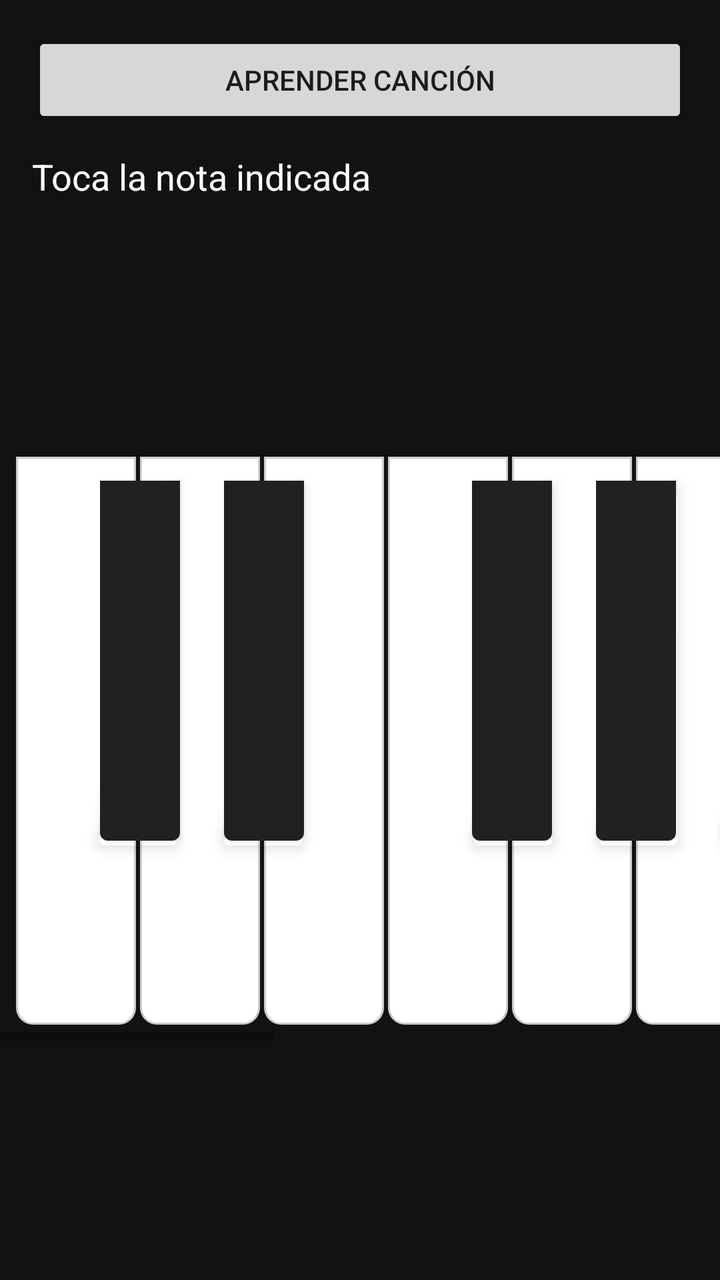
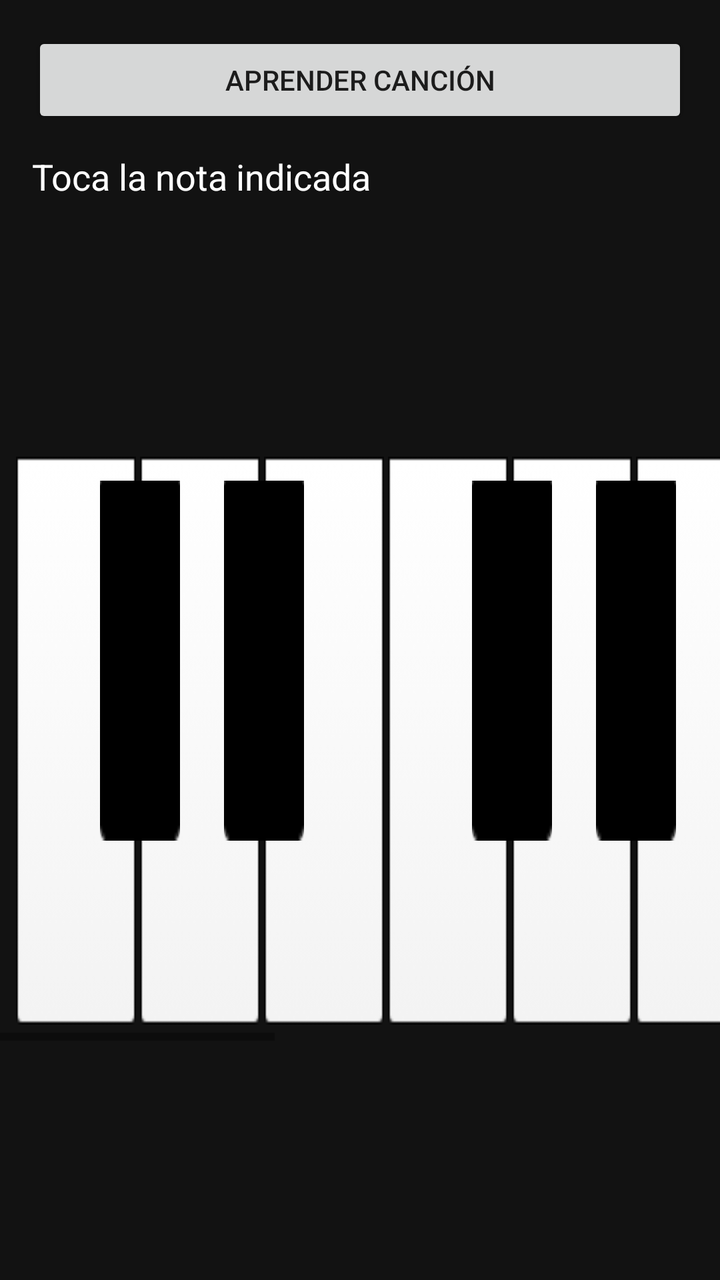

An Android layout rendered at two revisions. The XML below is the earlier revision; the diff shows what the commit changed to produce the second picture.
<!-- AndroidManifest.xml: application theme Theme.Piano_AndroidStudio -->
<!-- res/layout/activity_main.xml -->
<?xml version="1.0" encoding="utf-8"?>
<androidx.constraintlayout.widget.ConstraintLayout xmlns:android="http://schemas.android.com/apk/res/android"
    xmlns:app="http://schemas.android.com/apk/res-auto"
    xmlns:tools="http://schemas.android.com/tools"
    android:layout_width="match_parent"
    android:layout_height="match_parent"
    android:background="#121212"
    tools:context=".MainActivity">

    <LinearLayout
        android:id="@+id/song_controls"
        android:layout_width="0dp"
        android:layout_height="wrap_content"
        android:orientation="vertical"
        android:paddingStart="16dp"
        android:paddingEnd="16dp"
        android:layout_marginTop="16dp"
        app:layout_constraintTop_toTopOf="parent"
        app:layout_constraintStart_toStartOf="parent"
        app:layout_constraintEnd_toEndOf="parent">

        <Button
            android:id="@+id/btn_start_song"
            android:layout_width="match_parent"
            android:layout_height="wrap_content"
            android:text="Aprender canción" />

        <TextView
            android:id="@+id/song_status"
            android:layout_width="match_parent"
            android:layout_height="wrap_content"
            android:layout_marginTop="12dp"
            android:text="Toca la nota indicada"
            android:textColor="#FFFFFF"
            android:textSize="18sp" />
    </LinearLayout>

    <HorizontalScrollView
        android:layout_width="match_parent"
        android:layout_height="300dp"
        android:fillViewport="true"
        app:layout_constraintStart_toStartOf="parent"
        app:layout_constraintEnd_toEndOf="parent"
        app:layout_constraintBottom_toBottomOf="parent"
        app:layout_constraintTop_toBottomOf="@id/song_controls">

        <FrameLayout
            android:layout_width="wrap_content"
            android:layout_height="300dp"
            android:padding="8dp">

            <LinearLayout
                android:layout_width="wrap_content"
                android:layout_height="match_parent"
                android:orientation="horizontal">

                <View android:id="@+id/key_c2" android:layout_width="60dp" android:layout_height="match_parent" android:background="@drawable/key_white_selector" />
                <View android:id="@+id/key_d2" android:layout_width="60dp" android:layout_height="match_parent" android:layout_marginStart="2dp" android:background="@drawable/key_white_selector" />
                <View android:id="@+id/key_e2" android:layout_width="60dp" android:layout_height="match_parent" android:layout_marginStart="2dp" android:background="@drawable/key_white_selector" />
                <View android:id="@+id/key_f2" android:layout_width="60dp" android:layout_height="match_parent" android:layout_marginStart="2dp" android:background="@drawable/key_white_selector" />
                <View android:id="@+id/key_g2" android:layout_width="60dp" android:layout_height="match_parent" android:layout_marginStart="2dp" android:background="@drawable/key_white_selector" />
                <View android:id="@+id/key_a2" android:layout_width="60dp" android:layout_height="match_parent" android:layout_marginStart="2dp" android:background="@drawable/key_white_selector" />
                <View android:id="@+id/key_b2" android:layout_width="60dp" android:layout_height="match_parent" android:layout_marginStart="2dp" android:background="@drawable/key_white_selector" />
                <View android:id="@+id/key_c3" android:layout_width="60dp" android:layout_height="match_parent" android:layout_marginStart="2dp" android:background="@drawable/key_white_selector" />
                <View android:id="@+id/key_d3" android:layout_width="60dp" android:layout_height="match_parent" android:layout_marginStart="2dp" android:background="@drawable/key_white_selector" />
                <View android:id="@+id/key_e3" android:layout_width="60dp" android:layout_height="match_parent" android:layout_marginStart="2dp" android:background="@drawable/key_white_selector" />
                <View android:id="@+id/key_f3" android:layout_width="60dp" android:layout_height="match_parent" android:layout_marginStart="2dp" android:background="@drawable/key_white_selector" />
                <View android:id="@+id/key_g3" android:layout_width="60dp" android:layout_height="match_parent" android:layout_marginStart="2dp" android:background="@drawable/key_white_selector" />
                <View android:id="@+id/key_a3" android:layout_width="60dp" android:layout_height="match_parent" android:layout_marginStart="2dp" android:background="@drawable/key_white_selector" />
                <View android:id="@+id/key_b3" android:layout_width="60dp" android:layout_height="match_parent" android:layout_marginStart="2dp" android:background="@drawable/key_white_selector" />
                <View android:id="@+id/key_c4" android:layout_width="60dp" android:layout_height="match_parent" android:layout_marginStart="2dp" android:background="@drawable/key_white_selector" />
            </LinearLayout>

            <View
                android:id="@+id/key_db2"
                android:layout_width="40dp"
                android:layout_height="180dp"
                android:layout_marginTop="12dp"
                android:layout_marginStart="42dp"
                android:background="@drawable/key_black_selector"
                android:elevation="4dp" />

            <View
                android:id="@+id/key_eb2"
                android:layout_width="40dp"
                android:layout_height="180dp"
                android:layout_marginTop="12dp"
                android:layout_marginStart="104dp"
                android:background="@drawable/key_black_selector"
                android:elevation="4dp" />

            <View
                android:id="@+id/key_gb2"
                android:layout_width="40dp"
                android:layout_height="180dp"
                android:layout_marginTop="12dp"
                android:layout_marginStart="228dp"
                android:background="@drawable/key_black_selector"
                android:elevation="4dp" />

            <View
                android:id="@+id/key_ab2"
                android:layout_width="40dp"
                android:layout_height="180dp"
                android:layout_marginTop="12dp"
                android:layout_marginStart="290dp"
                android:background="@drawable/key_black_selector"
                android:elevation="4dp" />

            <View
                android:id="@+id/key_bb2"
                android:layout_width="40dp"
                android:layout_height="180dp"
                android:layout_marginTop="12dp"
                android:layout_marginStart="352dp"
                android:background="@drawable/key_black_selector"
                android:elevation="4dp" />

            <View
                android:id="@+id/key_db3"
                android:layout_width="40dp"
                android:layout_height="180dp"
                android:layout_marginTop="12dp"
                android:layout_marginStart="476dp"
                android:background="@drawable/key_black_selector"
                android:elevation="4dp" />

            <View
                android:id="@+id/key_eb3"
                android:layout_width="40dp"
                android:layout_height="180dp"
                android:layout_marginTop="12dp"
                android:layout_marginStart="538dp"
                android:background="@drawable/key_black_selector"
                android:elevation="4dp" />

            <View
                android:id="@+id/key_gb3"
                android:layout_width="40dp"
                android:layout_height="180dp"
                android:layout_marginTop="12dp"
                android:layout_marginStart="662dp"
                android:background="@drawable/key_black_selector"
                android:elevation="4dp" />

            <View
                android:id="@+id/key_ab3"
                android:layout_width="40dp"
                android:layout_height="180dp"
                android:layout_marginTop="12dp"
                android:layout_marginStart="724dp"
                android:background="@drawable/key_black_selector"
                android:elevation="4dp" />

            <View
                android:id="@+id/key_bb3"
                android:layout_width="40dp"
                android:layout_height="180dp"
                android:layout_marginTop="12dp"
                android:layout_marginStart="786dp"
                android:background="@drawable/key_black_selector"
                android:elevation="4dp" />

        </FrameLayout>
    </HorizontalScrollView>

</androidx.constraintlayout.widget.ConstraintLayout>
<!-- resources referenced by this layout -->
<resources>
  <!-- drawable key_black_selector (drawable) -->
  <?xml version="1.0" encoding="utf-8"?>
  <selector xmlns:android="http://schemas.android.com/apk/res/android">
      <item android:drawable="@drawable/black_key_highlighted" android:state_selected="true" />
      <item android:drawable="@drawable/black_key_pressed" android:state_pressed="true" />
      <item android:drawable="@drawable/black_key" />
  </selector>
  <!-- drawable key_white_selector (drawable) -->
  <?xml version="1.0" encoding="utf-8"?>
  <selector xmlns:android="http://schemas.android.com/apk/res/android">
      <item android:drawable="@drawable/white_key_highlighted" android:state_selected="true" />
      <item android:drawable="@drawable/white_key_pressed" android:state_pressed="true" />
      <item android:drawable="@drawable/white_key" />
  </selector>
  <style name="Theme.Piano_AndroidStudio" parent="Theme.MaterialComponents.DayNight.DarkActionBar">
          
          <item name="colorPrimary">@color/purple_500</item>
          <item name="colorPrimaryVariant">@color/purple_700</item>
          <item name="colorOnPrimary">@color/white</item>
          
          <item name="colorSecondary">@color/teal_200</item>
          <item name="colorSecondaryVariant">@color/teal_700</item>
          <item name="colorOnSecondary">@color/black</item>
          
          <item name="android:statusBarColor">?attr/colorPrimaryVariant</item>
          
      </style>
  <!-- drawable black_key_highlighted (drawable) -->
  <?xml version="1.0" encoding="utf-8"?>
  <shape xmlns:android="http://schemas.android.com/apk/res/android"
      android:shape="rectangle">
      <solid android:color="#FFC107" />
      <corners
          android:bottomLeftRadius="4dp"
          android:bottomRightRadius="4dp" />
  </shape>
  <!-- drawable black_key_pressed (drawable) -->
  <?xml version="1.0" encoding="utf-8"?>
  <shape xmlns:android="http://schemas.android.com/apk/res/android"
      android:shape="rectangle">
      <solid android:color="#424242" />
      <corners
          android:bottomLeftRadius="4dp"
          android:bottomRightRadius="4dp" />
  </shape>
  <!-- drawable black_key (drawable) -->
  <?xml version="1.0" encoding="utf-8"?>
  <shape xmlns:android="http://schemas.android.com/apk/res/android"
      android:shape="rectangle">
      <solid android:color="#212121" />
      <corners
          android:bottomLeftRadius="4dp"
          android:bottomRightRadius="4dp" />
  </shape>
  <!-- drawable white_key_highlighted (drawable) -->
  <?xml version="1.0" encoding="utf-8"?>
  <shape xmlns:android="http://schemas.android.com/apk/res/android"
      android:shape="rectangle">
      <solid android:color="#FFF9C4" />
      <stroke
          android:width="1dp"
          android:color="#FBC02D" />
      <corners
          android:bottomLeftRadius="8dp"
          android:bottomRightRadius="8dp" />
  </shape>
  <!-- drawable white_key_pressed (drawable) -->
  <?xml version="1.0" encoding="utf-8"?>
  <shape xmlns:android="http://schemas.android.com/apk/res/android"
      android:shape="rectangle">
      <solid android:color="#E0E0E0" />
      <stroke
          android:width="1dp"
          android:color="#CCCCCC" />
      <corners
          android:bottomLeftRadius="8dp"
          android:bottomRightRadius="8dp" />
  </shape>
  <!-- drawable white_key (drawable) -->
  <?xml version="1.0" encoding="utf-8"?>
  <shape xmlns:android="http://schemas.android.com/apk/res/android"
      android:shape="rectangle">
      <solid android:color="#FFFFFF" />
      <stroke
          android:width="1dp"
          android:color="#CCCCCC" />
      <corners
          android:bottomLeftRadius="8dp"
          android:bottomRightRadius="8dp" />
  </shape>
  <color name="purple_500">#FF6200EE</color>
  <color name="purple_700">#FF3700B3</color>
  <color name="white">#FFFFFFFF</color>
  <color name="teal_200">#FF03DAC5</color>
  <color name="teal_700">#FF018786</color>
  <color name="black">#FF000000</color>
</resources>

<!-- the commit's change to res/layout/activity_main.xml (unified diff, before → after) -->
@@ -54,24 +54,24 @@
                 android:layout_height="match_parent"
                 android:orientation="horizontal">
 
-                <View android:id="@+id/key_c2" android:layout_width="60dp" android:layout_height="match_parent" android:background="@drawable/key_white_selector" />
-                <View android:id="@+id/key_d2" android:layout_width="60dp" android:layout_height="match_parent" android:layout_marginStart="2dp" android:background="@drawable/key_white_selector" />
-                <View android:id="@+id/key_e2" android:layout_width="60dp" android:layout_height="match_parent" android:layout_marginStart="2dp" android:background="@drawable/key_white_selector" />
-                <View android:id="@+id/key_f2" android:layout_width="60dp" android:layout_height="match_parent" android:layout_marginStart="2dp" android:background="@drawable/key_white_selector" />
-                <View android:id="@+id/key_g2" android:layout_width="60dp" android:layout_height="match_parent" android:layout_marginStart="2dp" android:background="@drawable/key_white_selector" />
-                <View android:id="@+id/key_a2" android:layout_width="60dp" android:layout_height="match_parent" android:layout_marginStart="2dp" android:background="@drawable/key_white_selector" />
-                <View android:id="@+id/key_b2" android:layout_width="60dp" android:layout_height="match_parent" android:layout_marginStart="2dp" android:background="@drawable/key_white_selector" />
-                <View android:id="@+id/key_c3" android:layout_width="60dp" android:layout_height="match_parent" android:layout_marginStart="2dp" android:background="@drawable/key_white_selector" />
-                <View android:id="@+id/key_d3" android:layout_width="60dp" android:layout_height="match_parent" android:layout_marginStart="2dp" android:background="@drawable/key_white_selector" />
-                <View android:id="@+id/key_e3" android:layout_width="60dp" android:layout_height="match_parent" android:layout_marginStart="2dp" android:background="@drawable/key_white_selector" />
-                <View android:id="@+id/key_f3" android:layout_width="60dp" android:layout_height="match_parent" android:layout_marginStart="2dp" android:background="@drawable/key_white_selector" />
-                <View android:id="@+id/key_g3" android:layout_width="60dp" android:layout_height="match_parent" android:layout_marginStart="2dp" android:background="@drawable/key_white_selector" />
-                <View android:id="@+id/key_a3" android:layout_width="60dp" android:layout_height="match_parent" android:layout_marginStart="2dp" android:background="@drawable/key_white_selector" />
-                <View android:id="@+id/key_b3" android:layout_width="60dp" android:layout_height="match_parent" android:layout_marginStart="2dp" android:background="@drawable/key_white_selector" />
-                <View android:id="@+id/key_c4" android:layout_width="60dp" android:layout_height="match_parent" android:layout_marginStart="2dp" android:background="@drawable/key_white_selector" />
+                <ImageButton android:padding="0dp" android:scaleType="fitXY" android:id="@+id/key_c2" android:layout_width="60dp" android:layout_height="match_parent" android:background="@drawable/key_white_selector" />
+                <ImageButton android:padding="0dp" android:scaleType="fitXY" android:id="@+id/key_d2" android:layout_width="60dp" android:layout_height="match_parent" android:layout_marginStart="2dp" android:background="@drawable/key_white_selector" />
+                <ImageButton android:padding="0dp" android:scaleType="fitXY" android:id="@+id/key_e2" android:layout_width="60dp" android:layout_height="match_parent" android:layout_marginStart="2dp" android:background="@drawable/key_white_selector" />
+                <ImageButton android:padding="0dp" android:scaleType="fitXY" android:id="@+id/key_f2" android:layout_width="60dp" android:layout_height="match_parent" android:layout_marginStart="2dp" android:background="@drawable/key_white_selector" />
+                <ImageButton android:padding="0dp" android:scaleType="fitXY" android:id="@+id/key_g2" android:layout_width="60dp" android:layout_height="match_parent" android:layout_marginStart="2dp" android:background="@drawable/key_white_selector" />
+                <ImageButton android:padding="0dp" android:scaleType="fitXY" android:id="@+id/key_a2" android:layout_width="60dp" android:layout_height="match_parent" android:layout_marginStart="2dp" android:background="@drawable/key_white_selector" />
+                <ImageButton android:padding="0dp" android:scaleType="fitXY" android:id="@+id/key_b2" android:layout_width="60dp" android:layout_height="match_parent" android:layout_marginStart="2dp" android:background="@drawable/key_white_selector" />
+                <ImageButton android:padding="0dp" android:scaleType="fitXY" android:id="@+id/key_c3" android:layout_width="60dp" android:layout_height="match_parent" android:layout_marginStart="2dp" android:background="@drawable/key_white_selector" />
+                <ImageButton android:padding="0dp" android:scaleType="fitXY" android:id="@+id/key_d3" android:layout_width="60dp" android:layout_height="match_parent" android:layout_marginStart="2dp" android:background="@drawable/key_white_selector" />
+                <ImageButton android:padding="0dp" android:scaleType="fitXY" android:id="@+id/key_e3" android:layout_width="60dp" android:layout_height="match_parent" android:layout_marginStart="2dp" android:background="@drawable/key_white_selector" />
+                <ImageButton android:padding="0dp" android:scaleType="fitXY" android:id="@+id/key_f3" android:layout_width="60dp" android:layout_height="match_parent" android:layout_marginStart="2dp" android:background="@drawable/key_white_selector" />
+                <ImageButton android:padding="0dp" android:scaleType="fitXY" android:id="@+id/key_g3" android:layout_width="60dp" android:layout_height="match_parent" android:layout_marginStart="2dp" android:background="@drawable/key_white_selector" />
+                <ImageButton android:padding="0dp" android:scaleType="fitXY" android:id="@+id/key_a3" android:layout_width="60dp" android:layout_height="match_parent" android:layout_marginStart="2dp" android:background="@drawable/key_white_selector" />
+                <ImageButton android:padding="0dp" android:scaleType="fitXY" android:id="@+id/key_b3" android:layout_width="60dp" android:layout_height="match_parent" android:layout_marginStart="2dp" android:background="@drawable/key_white_selector" />
+                <ImageButton android:padding="0dp" android:scaleType="fitXY" android:id="@+id/key_c4" android:layout_width="60dp" android:layout_height="match_parent" android:layout_marginStart="2dp" android:background="@drawable/key_white_selector" />
             </LinearLayout>
 
-            <View
+            <ImageButton android:padding="0dp" android:scaleType="fitXY"
                 android:id="@+id/key_db2"
                 android:layout_width="40dp"
                 android:layout_height="180dp"
@@ -80,7 +80,7 @@
                 android:background="@drawable/key_black_selector"
                 android:elevation="4dp" />
 
-            <View
+            <ImageButton android:padding="0dp" android:scaleType="fitXY"
                 android:id="@+id/key_eb2"
                 android:layout_width="40dp"
                 android:layout_height="180dp"
@@ -89,7 +89,7 @@
                 android:background="@drawable/key_black_selector"
                 android:elevation="4dp" />
 
-            <View
+            <ImageButton android:padding="0dp" android:scaleType="fitXY"
                 android:id="@+id/key_gb2"
                 android:layout_width="40dp"
                 android:layout_height="180dp"
@@ -98,7 +98,7 @@
                 android:background="@drawable/key_black_selector"
                 android:elevation="4dp" />
 
-            <View
+            <ImageButton android:padding="0dp" android:scaleType="fitXY"
                 android:id="@+id/key_ab2"
                 android:layout_width="40dp"
                 android:layout_height="180dp"
@@ -107,7 +107,7 @@
                 android:background="@drawable/key_black_selector"
                 android:elevation="4dp" />
 
-            <View
+            <ImageButton android:padding="0dp" android:scaleType="fitXY"
                 android:id="@+id/key_bb2"
                 android:layout_width="40dp"
                 android:layout_height="180dp"
@@ -116,7 +116,7 @@
                 android:background="@drawable/key_black_selector"
                 android:elevation="4dp" />
 
-            <View
+            <ImageButton android:padding="0dp" android:scaleType="fitXY"
                 android:id="@+id/key_db3"
                 android:layout_width="40dp"
                 android:layout_height="180dp"
@@ -125,7 +125,7 @@
                 android:background="@drawable/key_black_selector"
                 android:elevation="4dp" />
 
-            <View
+            <ImageButton android:padding="0dp" android:scaleType="fitXY"
                 android:id="@+id/key_eb3"
                 android:layout_width="40dp"
                 android:layout_height="180dp"
@@ -134,7 +134,7 @@
                 android:background="@drawable/key_black_selector"
                 android:elevation="4dp" />
 
-            <View
+            <ImageButton android:padding="0dp" android:scaleType="fitXY"
                 android:id="@+id/key_gb3"
                 android:layout_width="40dp"
                 android:layout_height="180dp"
@@ -143,7 +143,7 @@
                 android:background="@drawable/key_black_selector"
                 android:elevation="4dp" />
 
-            <View
+            <ImageButton android:padding="0dp" android:scaleType="fitXY"
                 android:id="@+id/key_ab3"
                 android:layout_width="40dp"
                 android:layout_height="180dp"
@@ -152,7 +152,7 @@
                 android:background="@drawable/key_black_selector"
                 android:elevation="4dp" />
 
-            <View
+            <ImageButton android:padding="0dp" android:scaleType="fitXY"
                 android:id="@+id/key_bb3"
                 android:layout_width="40dp"
                 android:layout_height="180dp"
<!-- resource entries referenced after the edit -->
@@ -5,14 +5,14 @@
   <selector xmlns:android="http://schemas.android.com/apk/res/android">
       <item android:drawable="@drawable/black_key_highlighted" android:state_selected="true" />
       <item android:drawable="@drawable/black_key_pressed" android:state_pressed="true" />
-      <item android:drawable="@drawable/black_key" />
+      <item android:drawable="@drawable/button_black" />
   </selector>
   <!-- drawable key_white_selector (drawable) -->
   <?xml version="1.0" encoding="utf-8"?>
   <selector xmlns:android="http://schemas.android.com/apk/res/android">
       <item android:drawable="@drawable/white_key_highlighted" android:state_selected="true" />
       <item android:drawable="@drawable/white_key_pressed" android:state_pressed="true" />
-      <item android:drawable="@drawable/white_key" />
+      <item android:drawable="@drawable/button_blanco" />
   </selector>
   <style name="Theme.Piano_AndroidStudio" parent="Theme.MaterialComponents.DayNight.DarkActionBar">
           
@@ -45,15 +45,7 @@
           android:bottomLeftRadius="4dp"
           android:bottomRightRadius="4dp" />
   </shape>
-  <!-- drawable black_key (drawable) -->
-  <?xml version="1.0" encoding="utf-8"?>
-  <shape xmlns:android="http://schemas.android.com/apk/res/android"
-      android:shape="rectangle">
-      <solid android:color="#212121" />
-      <corners
-          android:bottomLeftRadius="4dp"
-          android:bottomRightRadius="4dp" />
-  </shape>
+  <!-- drawable button_black: png bitmap (drawable-v24, 305 bytes) -->
   <!-- drawable white_key_highlighted (drawable) -->
   <?xml version="1.0" encoding="utf-8"?>
   <shape xmlns:android="http://schemas.android.com/apk/res/android"
@@ -78,18 +70,7 @@
           android:bottomLeftRadius="8dp"
           android:bottomRightRadius="8dp" />
   </shape>
-  <!-- drawable white_key (drawable) -->
-  <?xml version="1.0" encoding="utf-8"?>
-  <shape xmlns:android="http://schemas.android.com/apk/res/android"
-      android:shape="rectangle">
-      <solid android:color="#FFFFFF" />
-      <stroke
-          android:width="1dp"
-          android:color="#CCCCCC" />
-      <corners
-          android:bottomLeftRadius="8dp"
-          android:bottomRightRadius="8dp" />
-  </shape>
+  <!-- drawable button_blanco: png bitmap (drawable-v24, 1208 bytes) -->
   <color name="purple_500">#FF6200EE</color>
   <color name="purple_700">#FF3700B3</color>
   <color name="white">#FFFFFFFF</color>
